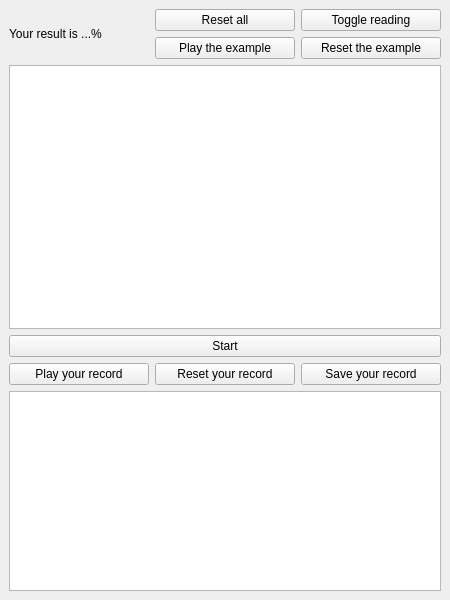
Above: kater/kater.ui from alex-rusakevich/kater before the change. Below: the same form after it.
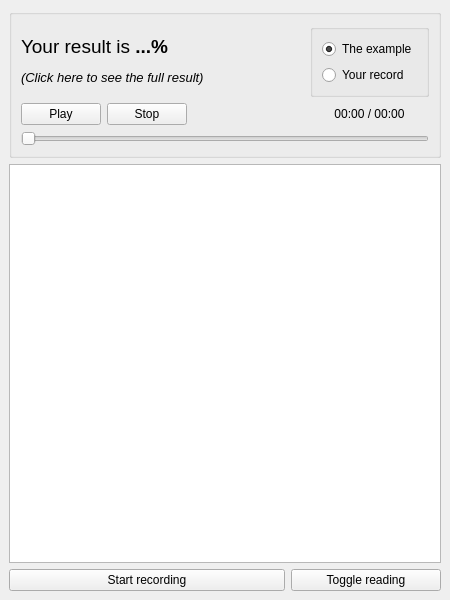
That is the form after the change.

Patch:
```diff
--- a/kater/kater.ui
+++ b/kater/kater.ui
@@ -35,30 +35,158 @@
      <height>16777215</height>
     </size>
    </property>
-   <layout class="QGridLayout" name="gridLayout">
-    <item row="4" column="0">
-     <widget class="QPushButton" name="playUserRecord">
-      <property name="text">
-       <string>Play your record</string>
+   <layout class="QGridLayout" name="gridLayout_2">
+    <item row="0" column="0" colspan="2">
+     <widget class="QGroupBox" name="groupBox">
+      <property name="title">
+       <string/>
       </property>
+      <layout class="QGridLayout" name="gridLayout">
+       <item row="1" column="1">
+        <widget class="QPushButton" name="stopBtn">
+         <property name="maximumSize">
+          <size>
+           <width>80</width>
+           <height>16777215</height>
+          </size>
+         </property>
+         <property name="text">
+          <string>Stop</string>
+         </property>
+        </widget>
+       </item>
+       <item row="1" column="2">
+        <spacer name="horizontalSpacer">
+         <property name="orientation">
+          <enum>Qt::Horizontal</enum>
+         </property>
+         <property name="sizeHint" stdset="0">
+          <size>
+           <width>40</width>
+           <height>20</height>
+          </size>
+         </property>
+        </spacer>
+       </item>
+       <item row="1" column="0">
+        <widget class="QPushButton" name="playBtn">
+         <property name="maximumSize">
+          <size>
+           <width>80</width>
+           <height>16777215</height>
+          </size>
+         </property>
+         <property name="text">
+          <string>Play</string>
+         </property>
+         <property name="is_playing" stdset="0">
+          <bool>false</bool>
+         </property>
+        </widget>
+       </item>
+       <item row="0" column="3">
+        <widget class="QGroupBox" name="groupBoxSelectRecord">
+         <property name="maximumSize">
+          <size>
+           <width>140</width>
+           <height>16777215</height>
+          </size>
+         </property>
+         <property name="title">
+          <string/>
+         </property>
+         <layout class="QVBoxLayout" name="verticalLayout">
+          <item>
+           <widget class="QRadioButton" name="radioButtonExample">
+            <property name="text">
+             <string>The example</string>
+            </property>
+            <property name="checked">
+             <bool>true</bool>
+            </property>
+           </widget>
+          </item>
+          <item>
+           <widget class="QRadioButton" name="radioButtonUserRecord">
+            <property name="maximumSize">
+             <size>
+              <width>16777215</width>
+              <height>16777215</height>
+             </size>
+            </property>
+            <property name="text">
+             <string>Your record</string>
+            </property>
+            <property name="checked">
+             <bool>false</bool>
+            </property>
+           </widget>
+          </item>
+         </layout>
+        </widget>
+       </item>
+       <item row="1" column="3">
+        <widget class="QLabel" name="playTimeLabel">
+         <property name="layoutDirection">
+          <enum>Qt::LeftToRight</enum>
+         </property>
+         <property name="text">
+          <string>00:00 / 00:00</string>
+         </property>
+         <property name="alignment">
+          <set>Qt::AlignCenter</set>
+         </property>
+         <property name="wordWrap">
+          <bool>true</bool>
+         </property>
+        </widget>
+       </item>
+       <item row="2" column="0" colspan="4">
+        <widget class="QSlider" name="recordTimeSlider">
+         <property name="orientation">
+          <enum>Qt::Horizontal</enum>
+         </property>
+        </widget>
+       </item>
+       <item row="0" column="0" colspan="3">
+        <widget class="QLabel" name="resultLabel">
+         <property name="font">
+          <font>
+           <pointsize>10</pointsize>
+          </font>
+         </property>
+         <property name="cursor">
+          <cursorShape>PointingHandCursor</cursorShape>
+         </property>
+         <property name="text">
+          <string>&lt;html&gt;&lt;head/&gt;&lt;body&gt;&lt;p&gt;&lt;span style=&quot; font-size:14pt;&quot;&gt;Your result is &lt;/span&gt;&lt;span style=&quot; font-size:14pt; font-weight:600;&quot;&gt;...%&lt;/span&gt;&lt;/p&gt;&lt;p&gt;&lt;span style=&quot; font-style:italic;&quot;&gt;(Click here to see the full result)&lt;/span&gt;&lt;/p&gt;&lt;/body&gt;&lt;/html&gt;</string>
+         </property>
+         <property name="alignment">
+          <set>Qt::AlignLeading|Qt::AlignLeft|Qt::AlignVCenter</set>
+         </property>
+        </widget>
+       </item>
+      </layout>
      </widget>
     </item>
-    <item row="4" column="1">
-     <widget class="QPushButton" name="resetUserRecord">
+    <item row="2" column="0">
+     <widget class="QPushButton" name="startRecordingBtn">
       <property name="text">
-       <string>Reset your record</string>
+       <string>Start recording</string>
       </property>
-     </widget>
-    </item>
-    <item row="4" column="2">
-     <widget class="QPushButton" name="saveUserRecord">
-      <property name="text">
-       <string>Save your record</string>
+      <property name="is_recording" stdset="0">
+       <bool>false</bool>
       </property>
      </widget>
     </item>
-    <item row="0" column="2">
+    <item row="2" column="1">
      <widget class="QPushButton" name="toggleReadingBtn">
+      <property name="maximumSize">
+       <size>
+        <width>150</width>
+        <height>16777215</height>
+       </size>
+      </property>
       <property name="text">
        <string>Toggle reading</string>
       </property>
@@ -67,34 +195,7 @@
       </property>
      </widget>
     </item>
-    <item row="0" column="1">
-     <widget class="QPushButton" name="resetAll">
-      <property name="text">
-       <string>Reset all</string>
-      </property>
-      <property name="is_reading_shown" stdset="0">
-       <bool>true</bool>
-      </property>
-     </widget>
-    </item>
-    <item row="1" column="2">
-     <widget class="QPushButton" name="resetExample">
-      <property name="text">
-       <string>Reset the example</string>
-      </property>
-     </widget>
-    </item>
-    <item row="1" column="1">
-     <widget class="QPushButton" name="playExample">
-      <property name="text">
-       <string>Play the example</string>
-      </property>
-      <property name="is_playing" stdset="0">
-       <bool>false</bool>
-      </property>
-     </widget>
-    </item>
-    <item row="2" column="0" colspan="3">
+    <item row="1" column="0" colspan="2">
      <widget class="QTextBrowser" name="readingText">
       <property name="font">
        <font>
@@ -106,33 +207,6 @@
       </property>
      </widget>
     </item>
-    <item row="3" column="0" colspan="3">
-     <widget class="QPushButton" name="startRecording">
-      <property name="text">
-       <string>Start</string>
-      </property>
-      <property name="is_recording" stdset="0">
-       <bool>false</bool>
-      </property>
-     </widget>
-    </item>
-    <item row="5" column="0" colspan="3">
-     <widget class="QTextBrowser" name="resultText">
-      <property name="maximumSize">
-       <size>
-        <width>16777215</width>
-        <height>200</height>
-       </size>
-      </property>
-     </widget>
-    </item>
-    <item row="0" column="0" rowspan="2">
-     <widget class="QLabel" name="label">
-      <property name="text">
-       <string>Your result is ...%</string>
-      </property>
-     </widget>
-    </item>
    </layout>
   </widget>
  </widget>
```
